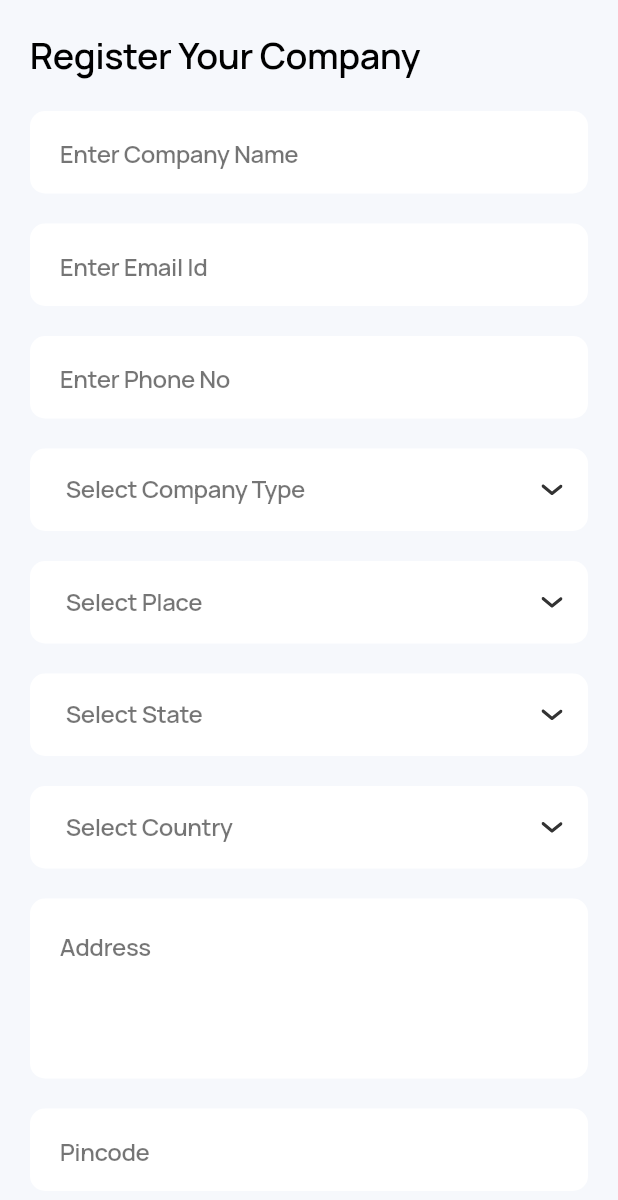
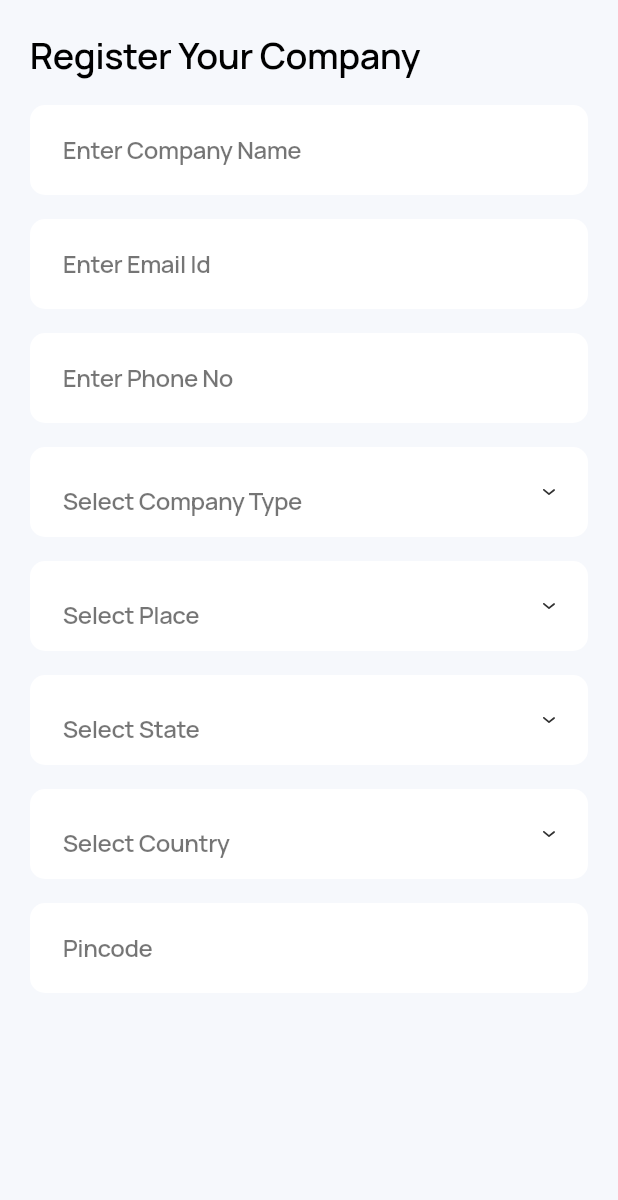
Before and after one commit to funflutter/admin_new, a Flutter app: the RegisterCompany screen opened directly, on a phone screen of 412 x 824 dp. Shown: the top 1200 px of the screen. Run offline on Flutter 3.47's test engine with Material 3 defaults, Android fonts, the phone set to English and light mode, and no system bars; our stand-ins replace dropdown_button2, flutter_svg, google_fonts, google_nav_bar, heroicons.

Commit message:
removed sizedbox from fields

```diff
--- a/lib/components/dropdown_field.dart
+++ b/lib/components/dropdown_field.dart
@@ -12,40 +12,30 @@ class MyDropdownField extends StatelessWidget {
 
   @override
   Widget build(BuildContext context) {
-    return SizedBox(
-      height: 55,
-      child: DropdownButtonFormField2(
+    return DropdownButtonFormField2(
       dropdownStyleData: DropdownStyleData(
         decoration: BoxDecoration(
-            borderRadius: BorderRadius.circular(10),
+          borderRadius: BorderRadius.circular(14),
           color: Colors.white,
           boxShadow: [
             BoxShadow(
-                color: Colors.grey.shade200, // Light shadow
+              color: Colors.grey.shade100, // Light shadow
               blurRadius: 16,
               offset: Offset(0, 0), // Drop slightly down
             ),
           ],
         ),
+        offset: const Offset(0, -4),
       ),
       decoration: InputDecoration(
-          suffixIcon: SizedBox(
-            height: 24,
-            width: 24,
-            child: Center(
-              child: SvgPicture.asset('assets/svg/arrow_down.svg'),
-            ),
-          ),
         hintText: hintText,
         iconColor: Colors.transparent,
         fillColor: Color(0xffFFFFFF),
         filled: true,
         hintStyle: AppFonts.Medium16(Colors.black54),
-          // labelText: labelText,
-          // labelStyle: AppFonts.Medium16(Colors.black54),
         contentPadding: const EdgeInsets.symmetric(
           vertical: 18,
-            horizontal: 20,
+          horizontal: 18,
         ),
         border: OutlineInputBorder(
           borderRadius: BorderRadius.circular(10),
@@ -75,8 +65,14 @@ class MyDropdownField extends StatelessWidget {
           ),
         ),
       ),
-        iconStyleData: const IconStyleData(
-          icon: SizedBox(),
+      iconStyleData: IconStyleData(
+        icon: SizedBox(
+          child: SvgPicture.asset(
+            'assets/svg/arrow_down.svg',
+            height: 8,
+            width: 8,
+          ),
+        ),
       ),
       items: [
         DropdownMenuItem(child: Text('123456'), value: 1),
@@ -85,7 +81,6 @@ class MyDropdownField extends StatelessWidget {
         DropdownMenuItem(child: Text('123456'), value: 4),
       ],
       onChanged: (value) {},
-      ),
     );
   }
 }
--- a/lib/components/login_textfields.dart
+++ b/lib/components/login_textfields.dart
@@ -8,7 +8,7 @@ class LoginTextfields extends StatefulWidget {
   final String? labelText;
   final bool isPassword;
   final bool expands;
-  final int maxLines;
+
   final String? containerHeight;
 
   const LoginTextfields({
@@ -19,7 +19,6 @@ class LoginTextfields extends StatefulWidget {
     this.labelText,
     this.isPassword = false,
     this.expands = false,
-    this.maxLines = 1,
     this.containerHeight,
   });
 
@@ -39,12 +38,10 @@ class _LoginTextfieldsState extends State<LoginTextfields> {
 
   @override
   Widget build(BuildContext context) {
-    return SizedBox(
-      height: widget.containerHeight == 'Address' ? 120 : 55,
-      child: TextFormField(
+    return TextFormField(
+      maxLines: widget.expands ? null : 1,
       textAlign: TextAlign.left,
       expands: widget.expands,
-        maxLines: null,
       textAlignVertical: TextAlignVertical.top,
       autovalidateMode: AutovalidateMode.onUserInteraction,
       controller: widget.controller,
@@ -59,8 +56,8 @@ class _LoginTextfieldsState extends State<LoginTextfields> {
         labelText: widget.labelText,
         labelStyle: AppFonts.Medium16(Colors.black54),
         contentPadding: const EdgeInsets.symmetric(
-            vertical: 20,
-            horizontal: 16,
+          vertical: 18,
+          horizontal: 18,
         ),
         border: OutlineInputBorder(
           borderRadius: BorderRadius.circular(10),
@@ -103,7 +100,6 @@ class _LoginTextfieldsState extends State<LoginTextfields> {
               )
             : null,
       ),
-      ),
     );
   }
 }
--- a/lib/main.dart
+++ b/lib/main.dart
@@ -1,5 +1,4 @@
-import 'package:admin_ecom/pages/bottom_nav_control.dart';
-import 'package:admin_ecom/pages/register_company.dart';
+import 'package:admin_ecom/pages/login_page.dart';
 import 'package:flutter/material.dart';
 
 void main() {
@@ -13,7 +12,7 @@ class MyApp extends StatelessWidget {
   Widget build(BuildContext context) {
     return MaterialApp(
       debugShowCheckedModeBanner: false,
-      home: BottomNavControl(),
+      home: LoginPage(),
     );
   }
 }
--- a/lib/pages/register_company.dart
+++ b/lib/pages/register_company.dart
@@ -32,7 +32,7 @@ class _RegisterCompanyState extends State<RegisterCompany> {
             key: _formKey,
             child: Column(
               crossAxisAlignment: CrossAxisAlignment.start,
-              spacing: 20,
+              spacing: 16,
               children: [
                 // message
                 Text(
@@ -83,11 +83,7 @@ class _RegisterCompanyState extends State<RegisterCompany> {
                 MyDropdownField(
                   hintText: 'Select Country',
                 ),
-                LoginTextfields(
-                  expands: true,
-                  labelText: 'Address',
-                  containerHeight: 'Address',
-                ),
+
                 LoginTextfields(
                   labelText: "Pincode",
                   controller: companyPhoneController,
--- a/pubspec.yaml
+++ b/pubspec.yaml
@@ -64,7 +64,6 @@ flutter:
 
   # To add assets to your application, add an assets section, like this:
   assets:
-    - assets/png/
     - assets/svg/
 
   # An image asset can refer to one or more resolution-specific "variants", see
```
Also changed, not shown: pubspec.lock. Lines whose indentation alone changed are shown as unchanged.
